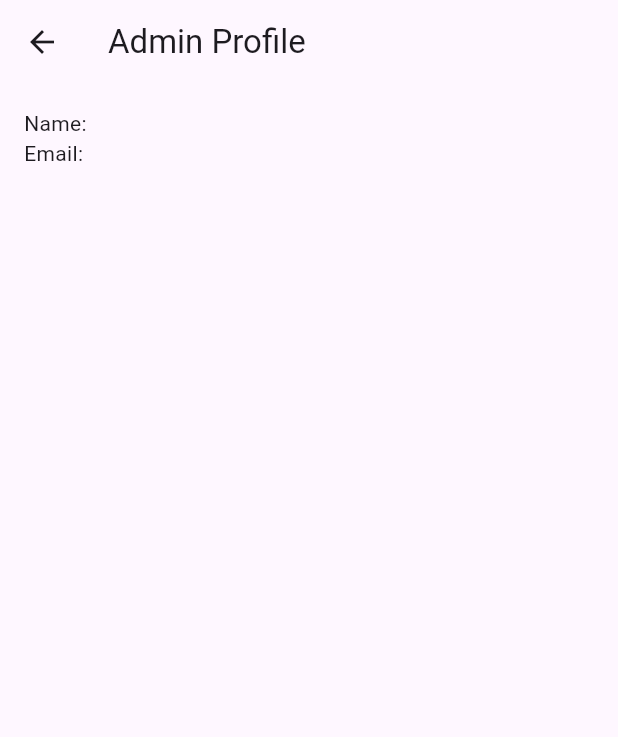
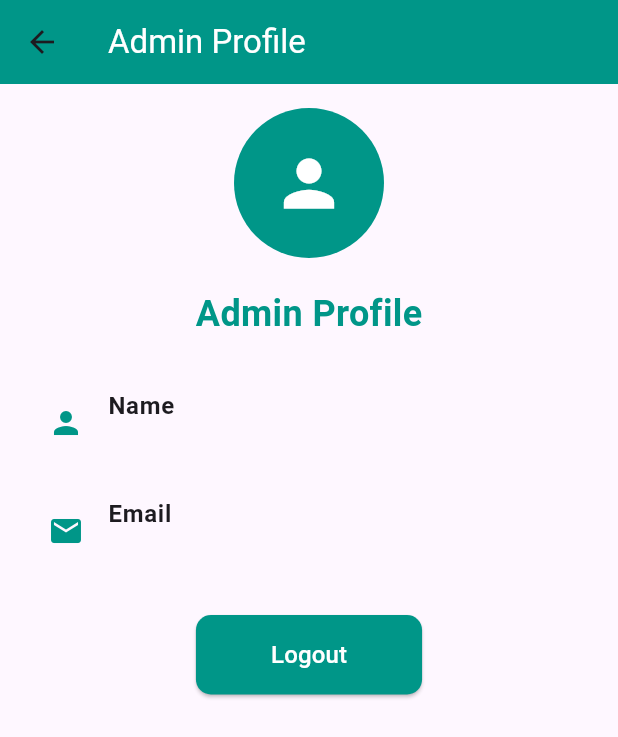
Before and after one commit to SufiyanRazaq/microcredentialApp, a Flutter app: the AdminHomeScreen screen opened directly, after a tap on "Profile", on a phone screen of 412 x 824 dp. Shown: the top 737 px of the screen. Run offline on Flutter 3.47's test engine with Material 3 defaults, Android fonts, the phone set to English and light mode, and no system bars; our stand-ins replace cloud_firestore, file_picker, firebase_auth, firebase_core, firebase_messaging, firebase_storage and 4 more; accounts and stored records are empty.

Commit message:
Added new features or fixed bugs

```diff
--- /dev/null
+++ b/lib/Screens/Admin/HomeScreen.dart
@@ -0,0 +1,89 @@
+import 'package:flutter/material.dart';
+import 'package:microcredential/Screens/Admin/credentialScreen.dart';
+import 'package:microcredential/Screens/Admin/profileScreen.dart';
+import 'package:microcredential/Screens/evidence.dart';
+
+class AdminHomeScreen extends StatelessWidget {
+  @override
+  Widget build(BuildContext context) {
+    return Scaffold(
+      appBar: AppBar(
+        title: const Text(
+          'Admin Dashboard',
+          style: TextStyle(
+            color: Colors.white,
+          ),
+        ),
+        backgroundColor: Colors.teal,
+        automaticallyImplyLeading: false,
+      ),
+      body: Padding(
+        padding: const EdgeInsets.all(16.0),
+        child: Center(
+          child: Column(
+            children: [
+              Image.asset(
+                'assets/logo.png',
+                height: 100,
+                width: 100,
+              ),
+              const SizedBox(height: 20),
+              _buildMenuButton(
+                context,
+                'Review Submissions',
+                () => Navigator.push(
+                  context,
+                  MaterialPageRoute(
+                      builder: (context) => ReviewSubmissionsScreen()),
+                ),
+              ),
+              const SizedBox(height: 15),
+              _buildMenuButton(
+                context,
+                'Create Credentials',
+                () => Navigator.push(
+                  context,
+                  MaterialPageRoute(
+                      builder: (context) => AdminCredentialCreationScreen()),
+                ),
+              ),
+              const SizedBox(height: 15),
+              _buildMenuButton(
+                context,
+                'Profile',
+                () => Navigator.push(
+                  context,
+                  MaterialPageRoute(builder: (context) => AdminProfileScreen()),
+                ),
+              ),
+            ],
+          ),
+        ),
+      ),
+    );
+  }
+
+  Widget _buildMenuButton(
+      BuildContext context, String title, VoidCallback onPressed) {
+    return SizedBox(
+      width: 250,
+      child: ElevatedButton(
+        onPressed: onPressed,
+        style: ElevatedButton.styleFrom(
+          backgroundColor: Colors.teal,
+          shape: RoundedRectangleBorder(
+            borderRadius: BorderRadius.circular(10),
+          ),
+          padding: const EdgeInsets.symmetric(horizontal: 50, vertical: 15),
+        ),
+        child: Text(
+          title,
+          style: const TextStyle(
+            fontSize: 16,
+            color: Colors.white,
+          ),
+        ),
+      ),
+    );
+  }
+}
--- a/lib/Screens/adminScreen.dart
+++ b/lib/Screens/Admin/adminLogin.dart
@@ -1,8 +1,6 @@
 import 'package:flutter/material.dart';
 import 'package:cloud_firestore/cloud_firestore.dart';
-import 'package:microcredential/Screens/credential_screen.dart';
-import 'package:microcredential/Screens/evidence.dart';
-import 'package:microcredential/Screens/login_screen.dart';
+import 'package:microcredential/Screens/Admin/HomeScreen.dart';
 import 'package:shared_preferences/shared_preferences.dart';
 
 class AdminLoginScreen extends StatefulWidget {
@@ -81,7 +79,6 @@ class _AdminLoginScreenState extends State<AdminLoginScreen> {
       // Save admin state in SharedPreferences
       SharedPreferences prefs = await SharedPreferences.getInstance();
       await prefs.setBool('isAdmin', true);
-      await prefs.setString('adminEmail', email);
 
       Navigator.pushReplacement(
           context, MaterialPageRoute(builder: (context) => AdminHomeScreen()));
@@ -187,123 +184,3 @@ class _AdminLoginScreenState extends State<AdminLoginScreen> {
     );
   }
 }
-
-class AdminHomeScreen extends StatelessWidget {
-  Future<void> _logout(BuildContext context) async {
-    // Remove admin state from SharedPreferences
-    SharedPreferences prefs = await SharedPreferences.getInstance();
-    await prefs.remove('isAdmin');
-    await prefs.remove('adminEmail');
-
-    Navigator.pushReplacement(
-        context, MaterialPageRoute(builder: (context) => LoginScreen()));
-  }
-
-  @override
-  Widget build(BuildContext context) {
-    return Scaffold(
-      appBar: AppBar(
-        title: const Text('Admin Dashboard'),
-        automaticallyImplyLeading: false,
-        actions: [
-          IconButton(
-            icon: const Icon(Icons.logout),
-            onPressed: () => _logout(context),
-          ),
-        ],
-      ),
-      body: Padding(
-        padding: const EdgeInsets.all(16.0),
-        child: Column(
-          children: [
-            ElevatedButton(
-              onPressed: () {
-                Navigator.push(
-                  context,
-                  MaterialPageRoute(
-                      builder: (context) => ReviewSubmissionsScreen()),
-                );
-              },
-              child: const Text('Review Submissions'),
-            ),
-            ElevatedButton(
-              onPressed: () {
-                Navigator.push(
-                  context,
-                  MaterialPageRoute(
-                      builder: (context) => CredentialCreationScreen()),
-                );
-              },
-              child: const Text('Create Credentials'),
-            ),
-            ElevatedButton(
-              onPressed: () {
-                Navigator.push(
-                  context,
-                  MaterialPageRoute(builder: (context) => AdminProfileScreen()),
-                );
-              },
-              child: const Text('Profile'),
-            ),
-          ],
-        ),
-      ),
-    );
-  }
-}
-
-class AdminProfileScreen extends StatelessWidget {
-  final FirebaseFirestore _firestore = FirebaseFirestore.instance;
-
-  @override
-  Widget build(BuildContext context) {
-    return Scaffold(
-      appBar: AppBar(
-        title: const Text('Admin Profile'),
-      ),
-      body: Padding(
-        padding: const EdgeInsets.all(16.0),
-        child: FutureBuilder<SharedPreferences>(
-          future: SharedPreferences.getInstance(),
-          builder: (context, prefsSnapshot) {
-            if (prefsSnapshot.connectionState == ConnectionState.waiting) {
-              return const CircularProgressIndicator();
-            }
-            if (prefsSnapshot.hasError) {
-              return Text('Error: ${prefsSnapshot.error}');
-            }
-            final prefs = prefsSnapshot.data!;
-            final adminEmail = prefs.getString('adminEmail');
-            return FutureBuilder<QuerySnapshot>(
-              future: _firestore
-                  .collection('admin_users')
-                  .where('email', isEqualTo: adminEmail)
-                  .limit(1)
-                  .get(),
-              builder: (context, snapshot) {
-                if (snapshot.connectionState == ConnectionState.waiting) {
-                  return const CircularProgressIndicator();
-                }
-                if (snapshot.hasError) {
-                  return Text('Error: ${snapshot.error}');
-                }
-                if (!snapshot.hasData || snapshot.data!.docs.isEmpty) {
-                  return const Text('No profile data found');
-                }
-                final adminData =
-                    snapshot.data!.docs[0].data() as Map<String, dynamic>;
-                return Column(
-                  crossAxisAlignment: CrossAxisAlignment.start,
-                  children: [
-                    Text('Name: ${adminData['name']}'),
-                    Text('Email: ${adminEmail ?? 'No email found'}'),
-                  ],
-                );
-              },
-            );
-          },
-        ),
-      ),
-    );
-  }
-}
--- /dev/null
+++ b/lib/Screens/Admin/profileScreen.dart
@@ -0,0 +1,125 @@
+import 'package:flutter/material.dart';
+import 'package:cloud_firestore/cloud_firestore.dart';
+import 'package:shared_preferences/shared_preferences.dart';
+import 'package:microcredential/Screens/Authentication/login_screen.dart';
+
+class AdminProfileScreen extends StatelessWidget {
+  final FirebaseFirestore _firestore = FirebaseFirestore.instance;
+
+  Future<void> _logout(BuildContext context) async {
+    SharedPreferences prefs = await SharedPreferences.getInstance();
+    await prefs.remove('isAdmin');
+
+    Navigator.pushReplacement(
+        context, MaterialPageRoute(builder: (context) => LoginScreen()));
+  }
+
+  @override
+  Widget build(BuildContext context) {
+    return Scaffold(
+      appBar: AppBar(
+        title: const Text(
+          'Admin Profile',
+          style: TextStyle(
+            color: Colors.white,
+          ),
+        ),
+        backgroundColor: Colors.teal,
+      ),
+      body: Padding(
+        padding: const EdgeInsets.all(16.0),
+        child: FutureBuilder<SharedPreferences>(
+          future: SharedPreferences.getInstance(),
+          builder: (context, prefsSnapshot) {
+            if (prefsSnapshot.connectionState == ConnectionState.waiting) {
+              return const Center(child: CircularProgressIndicator());
+            }
+            if (prefsSnapshot.hasError) {
+              return Center(child: Text('Error: ${prefsSnapshot.error}'));
+            }
+            final prefs = prefsSnapshot.data!;
+            final adminEmail = prefs.getString('adminEmail');
+            return FutureBuilder<QuerySnapshot>(
+              future: _firestore
+                  .collection('admin_users')
+                  .where('email', isEqualTo: adminEmail)
+                  .limit(1)
+                  .get(),
+              builder: (context, snapshot) {
+                if (snapshot.connectionState == ConnectionState.waiting) {
+                  return const Center(child: CircularProgressIndicator());
+                }
+                if (snapshot.hasError) {
+                  return Center(child: Text('Error: ${snapshot.error}'));
+                }
+                if (!snapshot.hasData || snapshot.data!.docs.isEmpty) {
+                  return const Center(child: Text('No profile data found'));
+                }
+                final adminData =
+                    snapshot.data!.docs[0].data() as Map<String, dynamic>;
+                return Column(
+                  crossAxisAlignment: CrossAxisAlignment.start,
+                  children: [
+                    const Center(
+                      child: CircleAvatar(
+                        radius: 50,
+                        backgroundColor: Colors.teal,
+                        child:
+                            Icon(Icons.person, size: 50, color: Colors.white),
+                      ),
+                    ),
+                    const SizedBox(height: 20),
+                    const Center(
+                      child: Text(
+                        'Admin Profile',
+                        style: TextStyle(
+                          fontSize: 24,
+                          fontWeight: FontWeight.bold,
+                          color: Colors.teal,
+                        ),
+                      ),
+                    ),
+                    const SizedBox(height: 20),
+                    ListTile(
+                      leading: const Icon(Icons.person, color: Colors.teal),
+                      title: const Text(
+                        'Name',
+                        style: TextStyle(fontWeight: FontWeight.bold),
+                      ),
+                      subtitle: Text(adminData['name']),
+                    ),
+                    ListTile(
+                      leading: const Icon(Icons.email, color: Colors.teal),
+                      title: const Text(
+                        'Email',
+                        style: TextStyle(fontWeight: FontWeight.bold),
+                      ),
+                      subtitle: Text(adminEmail ?? 'No email found'),
+                    ),
+                    const SizedBox(height: 20),
+                    Center(
+                      child: ElevatedButton(
+                        onPressed: () => _logout(context),
+                        style: ElevatedButton.styleFrom(
+                          backgroundColor: Colors.teal,
+                          shape: RoundedRectangleBorder(
+                            borderRadius: BorderRadius.circular(10),
+                          ),
+                          padding: const EdgeInsets.symmetric(
+                              horizontal: 50, vertical: 15),
+                        ),
+                        child: const Text('Logout',
+                            style:
+                                TextStyle(fontSize: 16, color: Colors.white)),
+                      ),
+                    ),
+                  ],
+                );
+              },
+            );
+          },
+        ),
+      ),
+    );
+  }
+}
--- a/lib/Screens/login_screen.dart
+++ b/lib/Screens/Authentication/login_screen.dart
@@ -2,9 +2,9 @@ import 'package:flutter/material.dart';
 import 'package:firebase_auth/firebase_auth.dart';
 import 'package:cloud_firestore/cloud_firestore.dart';
 import 'package:google_sign_in/google_sign_in.dart';
-import 'package:microcredential/Screens/adminScreen.dart';
+import 'package:microcredential/Screens/Admin/adminLogin.dart';
 import 'package:sign_in_button/sign_in_button.dart';
-import 'home_screen.dart';
+import '../home_screen.dart';
 import 'signup.dart';
 
 class LoginScreen extends StatefulWidget {
--- a/lib/Screens/signup.dart
+++ b/lib/Screens/Authentication/signup.dart
@@ -1,7 +1,7 @@
 import 'package:flutter/material.dart';
 import 'package:firebase_auth/firebase_auth.dart';
 import 'package:cloud_firestore/cloud_firestore.dart';
-import 'home_screen.dart';
+import '../home_screen.dart';
 import 'package:google_sign_in/google_sign_in.dart';
 import 'package:sign_in_button/sign_in_button.dart';
 
--- a/lib/Screens/home_screen.dart
+++ b/lib/Screens/home_screen.dart
@@ -2,8 +2,8 @@ import 'package:firebase_auth/firebase_auth.dart';
 import 'package:flutter/material.dart';
 import 'package:cloud_firestore/cloud_firestore.dart';
 import 'package:microcredential/Screens/evidence.dart';
-import 'package:microcredential/Screens/login_screen.dart';
-import 'profile_screen.dart';
+import 'package:microcredential/Screens/Authentication/login_screen.dart';
+import 'Authentication/profile_screen.dart';
 import 'learning_module_screen.dart';
 import 'credential_screen.dart';
 
--- a/lib/Screens/splash_screen.dart
+++ b/lib/Screens/splash_screen.dart
@@ -1,10 +1,10 @@
 import 'package:cloud_firestore/cloud_firestore.dart';
 import 'package:flutter/material.dart';
 import 'package:firebase_auth/firebase_auth.dart';
+import 'package:microcredential/Screens/Admin/HomeScreen.dart';
 import 'package:shared_preferences/shared_preferences.dart';
 import 'home_screen.dart';
-import 'login_screen.dart';
-import 'adminScreen.dart';
+import 'Authentication/login_screen.dart';
 
 class SplashScreen extends StatefulWidget {
   @override
--- a/pubspec.yaml
+++ b/pubspec.yaml
@@ -45,6 +45,7 @@ dependencies:
   firebase_storage: ^12.1.0
   file_picker: ^8.0.6
   shared_preferences: ^2.2.3
+  image_picker: ^1.1.2
 
 dev_dependencies:
   flutter_test:
```
Also changed, not shown: lib/Screens/Admin/credentialScreen.dart (added, +154 -0 lines), lib/Screens/credential_screen.dart (+58 -46 lines), assets/certificate.jpg (added), lib/Screens/Authentication/profile_screen.dart (renamed from lib/Screens/profile_screen.dart), pubspec.lock, 5 other files.
